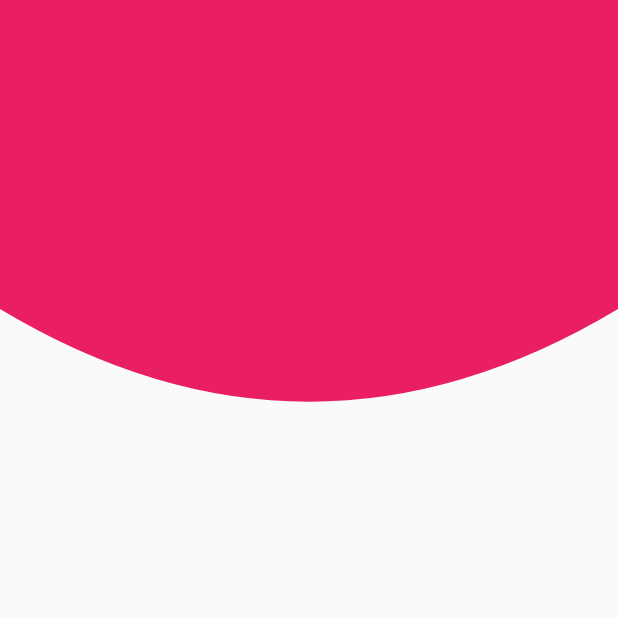
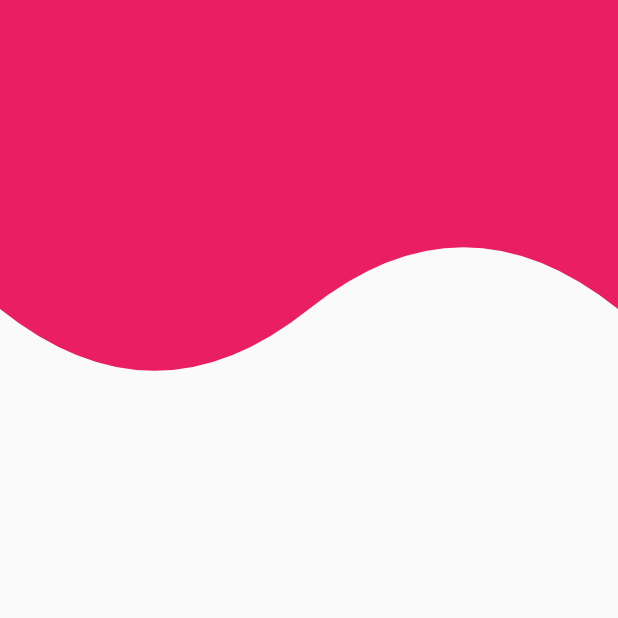
Before and after one commit to AleXx815/designs_and_animations_app, a Flutter app: the screen it shows after launch, on a phone screen of 412 x 824 dp, the top half of it. Run offline on Flutter 3.47's test engine with Material 2 defaults, Android fonts, the light colour scheme and no system bars.

Commit message:
wave header

```diff
--- a/lib/src/pages/headers_page.dart
+++ b/lib/src/pages/headers_page.dart
@@ -7,7 +7,7 @@
   @override
   Widget build(BuildContext context) {
     return const Scaffold(
-      body: CircularHeader(),
+      body: WaveHeader(),
     );
   }
 }
--- a/lib/src/widgets/headers_widget.dart
+++ b/lib/src/widgets/headers_widget.dart
@@ -196,3 +196,48 @@
   @override
   bool shouldRepaint(_CircularHeaderPainter oldDelegate) => true;
 }
+
+class WaveHeader extends StatelessWidget {
+  const WaveHeader({super.key});
+
+  @override
+  Widget build(BuildContext context) {
+    return SizedBox(
+      height: double.infinity,
+      width: double.infinity,
+      child: CustomPaint(
+        painter: _WaveHeaderPainter(),
+      ),
+    );
+  }
+}
+
+class _WaveHeaderPainter extends CustomPainter {
+  @override
+  void paint(Canvas canvas, Size size) {
+    final paint = Paint();
+
+    // properties
+    paint.color = Colors.pink;
+    paint.style = PaintingStyle.fill;
+    paint.strokeWidth = 3.0;
+
+    final path = Path();
+
+    // draw with path and paint
+
+    path.lineTo(0, size.height * 0.25);
+    path.quadraticBezierTo(size.width * 0.25, size.height * 0.35,
+        size.width * 0.5, size.height * 0.25);
+    path.quadraticBezierTo(
+        size.width * 0.75, size.height * 0.15, size.width, size.height * 0.25);
+    path.lineTo(size.width, 0);
+
+    // path.lineTo(size.width, size.height * 0.25);
+
+    canvas.drawPath(path, paint);
+  }
+
+  @override
+  bool shouldRepaint(_WaveHeaderPainter oldDelegate) => true;
+}
```
